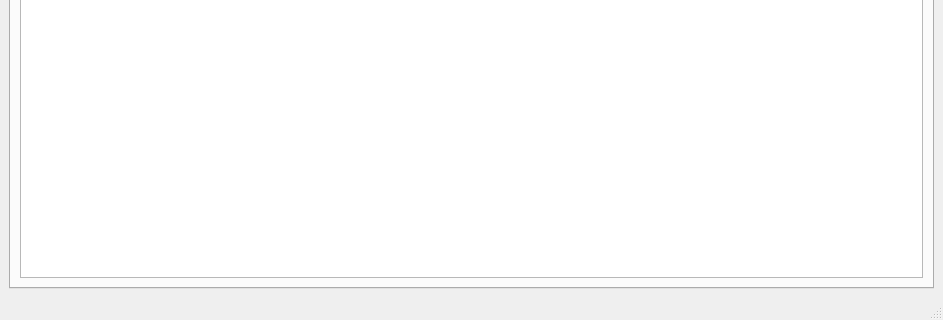
Above: main.ui from FT-Labs/pdwmc before the change; both pictures show x 0 to 943 and y 329 to 649 of the 943 by 649 pixel window. Below: the same form after it.
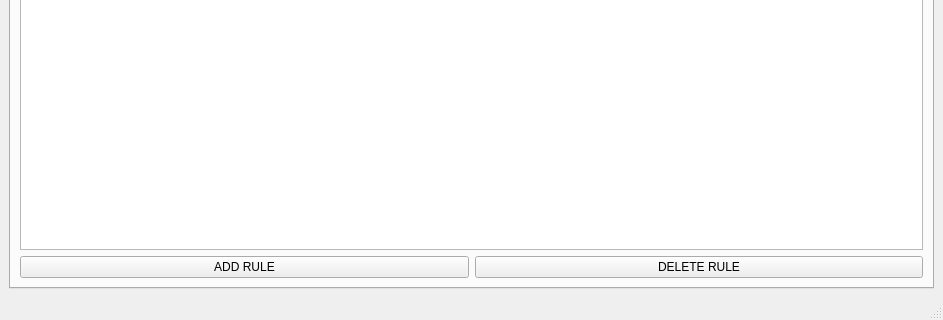
That is the form after the change. The open tabs and pages were chosen to show the change. Icons and pictures are not drawn.

Diff of the .ui file:
```diff
--- a/main.ui
+++ b/main.ui
@@ -231,6 +231,24 @@
           </property>
          </widget>
         </item>
+        <item row="1" column="0">
+         <layout class="QHBoxLayout" name="horizontalLayout_10">
+          <item>
+           <widget class="QPushButton" name="pb_rule_add">
+            <property name="text">
+             <string>ADD RULE</string>
+            </property>
+           </widget>
+          </item>
+          <item>
+           <widget class="QPushButton" name="pb_rule_delete">
+            <property name="text">
+             <string>DELETE RULE</string>
+            </property>
+           </widget>
+          </item>
+         </layout>
+        </item>
        </layout>
       </widget>
      </widget>
```
